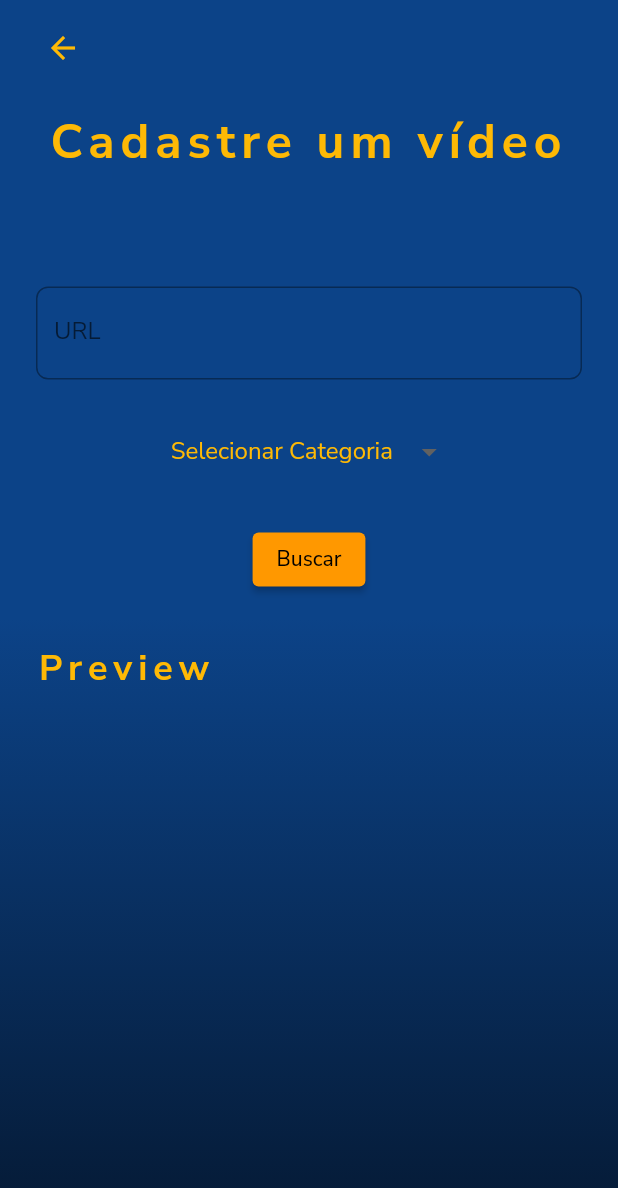
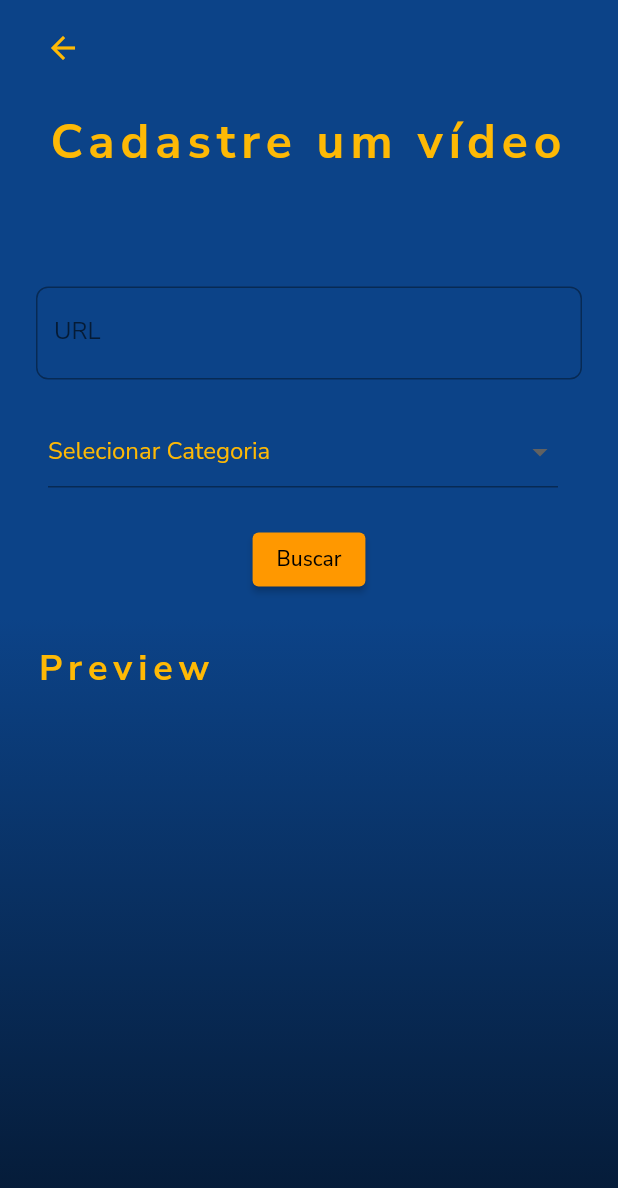
Before and after one commit to eliakimPaulino/mobflix, a Flutter app: the screen it shows after launch, after a tap on the "add" icon, on a phone screen of 412 x 824 dp. Shown: the top 1188 px of the screen. Run offline on Flutter 3.47's test engine with Material 2 defaults, Android fonts, the phone set to English and light mode, and no system bars; our stand-ins replace flutter_chat_types, google_fonts, youtube_player_flutter; missing offline and left inert: flutter_link_previewer.

```diff
--- a/lib/Screens/home_page.dart
+++ b/lib/Screens/home_page.dart
@@ -5,11 +5,44 @@ import '../components/card_presentation.dart';
 import '../components/horizontal_categorys.dart';
 import '../components/video_banner.dart';
 
-class HomePage extends StatelessWidget {
+class HomePage extends StatefulWidget {
   const HomePage({
     Key? key,
   }) : super(key: key);
 
+  @override
+  State<HomePage> createState() => _HomePageState();
+}
+
+class _HomePageState extends State<HomePage> {
+  final List<Widget> cardsList = [
+    CardPresentation(
+      categoryContainer: categorys[0],
+      // context: context,
+      url: 'https://youtu.be/yI3AYA3L0xU',
+    ),
+    CardPresentation(
+      categoryContainer: categorys[1],
+      url: 'https://youtu.be/fSBLPaj0aWM',
+    ),
+    CardPresentation(
+      categoryContainer: categorys[2],
+      // context: context,
+      url: 'https://www.youtube.com/watch?v=aBUSyXKz9ho',
+    ),
+    CardPresentation(
+      categoryContainer: categorys[3],
+      url: 'https://youtu.be/FmI_mg2CUsU',
+    ),
+    CardPresentation(
+      categoryContainer: categorys[4],
+      url: 'https://youtu.be/NJnHLeamghI',
+    ),
+    CardPresentation(
+      categoryContainer: categorys[5],
+      url: 'https://youtu.be/jtCfek5b8QY',
+    ),
+  ];
   @override
   Widget build(BuildContext context) {
     return SafeArea(
@@ -45,8 +78,6 @@ class HomePage extends StatelessWidget {
           child: SingleChildScrollView(
             child: Column(
               children: [
-                Column(
-                  children: [
                 Padding(
                   padding: const EdgeInsets.all(16.0),
                   child: Text(
@@ -62,27 +93,16 @@ class HomePage extends StatelessWidget {
                 ),
                 VideoBanner(context: context),
                 const CategoryRow(),
-                    CardPresentation(
-                      categoryContainer: categorys[0],
-                      // context: context,
-                      url:
-                          // 'https://www.youtube.com/watch?v=P4BNi_yPehc&list=PLh2Y_pKOa4UciHMCIdxq96xX_L0gX2rYg&index=1&ab_channel=AluraCursosOnline',
-                          'https://youtu.be/yI3AYA3L0xU',
-                      // name: 'Outros',
-                      // color: const Color.fromARGB(255, 255, 145, 0),
-                    ),
-                    CardPresentation(
-                      categoryContainer: categorys[1],
-                      // context: context,
-                      url:
-                          // 'https://www.youtube.com/watch?v=imB0QVoNrGc',
-                          'https://youtu.be/fSBLPaj0aWM',
-                      // name: 'Programação',
-                      // color: const Color.fromRGBO(0, 198, 109, 1),
-                    ),
+                Column(
+                  children: [
+                    cardsList[0],
+                    cardsList[1],
+                    cardsList[2],
+                    cardsList[3],
+                    cardsList[4],
+                    cardsList[5],
                   ],
                 ),
-                // const VideosList(),
               ],
             ),
           ),
--- a/lib/Screens/video_registration.dart
+++ b/lib/Screens/video_registration.dart
@@ -1,8 +1,12 @@
 // ignore_for_file: depend_on_referenced_packages, prefer_const_constructors
 
+import 'package:flutter/foundation.dart';
 import 'package:flutter/material.dart';
 import 'package:flutter_link_previewer/flutter_link_previewer.dart';
 import 'package:flutter_chat_types/flutter_chat_types.dart' show PreviewData;
+import 'package:mobflix/components/card_presentation.dart';
+
+import '../components/horizontal_categorys.dart';
 
 class VideoReagistration extends StatefulWidget {
   const VideoReagistration({Key? key}) : super(key: key);
@@ -34,11 +38,11 @@ class _VideoReagistrationState extends State<VideoReagistration> {
           children: [
             Column(
               crossAxisAlignment: CrossAxisAlignment.start,
-              children: const [
+              children: [
                 PageTitle(),
                 MyCustomTextFild(
                   labelText: 'URL',
-                  hintText: 'https://youtube.com/c/Alura',
+                  hintText: 'EX.: https://youtube.com/c/Alura',
                 ),
               ],
             ),
@@ -94,11 +98,13 @@ class PageTitle extends StatelessWidget {
 }
 
 class MyCustomTextFild extends StatefulWidget {
-  const MyCustomTextFild(
-      {Key? key, required this.labelText, required this.hintText})
+  MyCustomTextFild({Key? key, required this.labelText, required this.hintText})
       : super(key: key);
   final String labelText;
   final String hintText;
+  final TextEditingController _controllerURL = TextEditingController();
+  // final DropdownMenuItem _controllerCategory;
+  String? value;
 
   @override
   State<MyCustomTextFild> createState() => _MyCustomTextFildState();
@@ -145,7 +151,11 @@ class _MyCustomTextFildState extends State<MyCustomTextFild> {
               textInputAction: TextInputAction.go,
             ),
             const SizedBox(height: 16),
-            const TechCategory(),
+            // const TechCategory(),
+            Padding(
+              padding: const EdgeInsets.fromLTRB(8, 8, 16, 8),
+              child: _listCategoryCard(),
+            ),
             const SizedBox(height: 16),
             ElevatedButton(
               onPressed: () {
@@ -181,6 +191,7 @@ class _MyCustomTextFildState extends State<MyCustomTextFild> {
                   ElevatedButton(
                     onPressed: () {
                       Navigator.pop(context);
+                      // TechCategory().buildMenuCategory().value;
                     },
                     child: const Text('Cadastrar'),
                   ),
@@ -190,6 +201,52 @@ class _MyCustomTextFildState extends State<MyCustomTextFild> {
             const SizedBox(height: 16),
           ],
         ),
+      ),
+    );
+  }
+
+  // void _addVideoToList(BuildContext context) {
+  //   final controllerURL = widget._controllerURL.text;
+  //   final controllerCatogory = widget.value;
+  //   if (controllerURL != null && controllerCatogory != null) {
+  //     final dataToList = CardPresentation(
+  //       url: controllerURL,
+  //       categoryContainer: controllerCatogory,
+  //     );
+  //   }
+  // }
+
+  // Criação do DropDownMenu por categoria
+  Widget _listCategoryCard() {
+    final categorys = [
+      'MOBILE_',
+      'DEVOPS_',
+      'PROGRAMAÇÃO_',
+      'DATA SCIENCE_',
+      'FRONT-END_',
+      'UX&UI DESIGN_'
+    ];
+
+    return DropdownButtonHideUnderline(
+      child: DropdownButtonFormField<String>(
+        dropdownColor: const Color.fromRGBO(5, 25, 51, 1),
+        hint: const Text('Selecionar Categoria   ',
+            style: TextStyle(color: Color.fromRGBO(254, 185, 5, 1))),
+        isExpanded: true,
+        items: categorys.map(buildMenuCategory).toList(),
+        value: widget.value,
+        onChanged: (value) => setState(() => widget.value = value),
+      ),
+    );
+  }
+
+  DropdownMenuItem<String> buildMenuCategory(String category) {
+    return DropdownMenuItem(
+      alignment: AlignmentDirectional.centerStart,
+      value: category,
+      child: Text(
+        category,
+        style: const TextStyle(color: Color.fromRGBO(254, 185, 5, 1)),
       ),
     );
   }
@@ -216,24 +273,15 @@ class TechCategoryState extends State<TechCategory> {
 
   @override
   Widget build(BuildContext context) {
-    return Padding(
-      padding: const EdgeInsets.fromLTRB(24.0, 8.0, 24.0, 8.0),
-      child: Column(
-        children: [
-          DropdownButtonHideUnderline(
-            child: DropdownButton<String>(
-              dropdownColor:
-                  const Color.fromRGBO(5, 25, 51, 1),
-                  // const Color(0xfff7f7f8),
-              hint: const Text('Selecionar Categoria   ',
-                  style: TextStyle(color: Color.fromRGBO(254, 185, 5, 1))),
-              isExpanded: false,
-              value: value,
-              items: categorys.map(buildMenuCategory).toList(),
-              onChanged: (value) => setState(() => this.value = value),
-            ),
-          ),
-        ],
+    return DropdownButtonHideUnderline(
+      child: DropdownButtonFormField<String>(
+        dropdownColor: const Color.fromRGBO(5, 25, 51, 1),
+        hint: const Text('Selecionar Categoria   ',
+            style: TextStyle(color: Color.fromRGBO(254, 185, 5, 1))),
+        isExpanded: false,
+        items: categorys.map(buildMenuCategory).toList(),
+        value: value,
+        onChanged: (value) => setState(() => this.value = value),
       ),
     );
   }
--- a/lib/components/card_presentation.dart
+++ b/lib/components/card_presentation.dart
@@ -13,7 +13,7 @@ class CardPresentation extends StatefulWidget {
     required this.url,
     required this.categoryContainer,
   }) : super(key: key);
-  // final BuildContext context;
+
   final String url;
   final Widget categoryContainer;
 
@@ -63,16 +63,6 @@ class _CardPresentationState extends State<CardPresentation> {
           elevation: 2,
           shape: RoundedRectangleBorder(
             borderRadius: BorderRadius.circular(5),
-            // BorderRadius.only(
-            //   bottomLeft: Radius.circular(20),
-            //   bottomRight: Radius.circular(20),
-            // ),
-            // side: const BorderSide(
-            //   width: 2,
-            //   color:
-            //   // Color.fromRGBO(255, 186, 5, 1),
-            //   Colors.white,
-            // ),
           ),
           surfaceTintColor: Colors.blue,
           clipBehavior: Clip.antiAlias,
@@ -89,7 +79,7 @@ class _CardPresentationState extends State<CardPresentation> {
                     ),
                   ),
                   Positioned(
-                    top: 0,
+                    top: 6,
                     left: 0,
                     child: widget.categoryContainer,
                   ),
```
Also changed, not shown: lib/components/link.dart (deleted, +0 -10 lines). Lines whose indentation alone changed are shown as unchanged.
